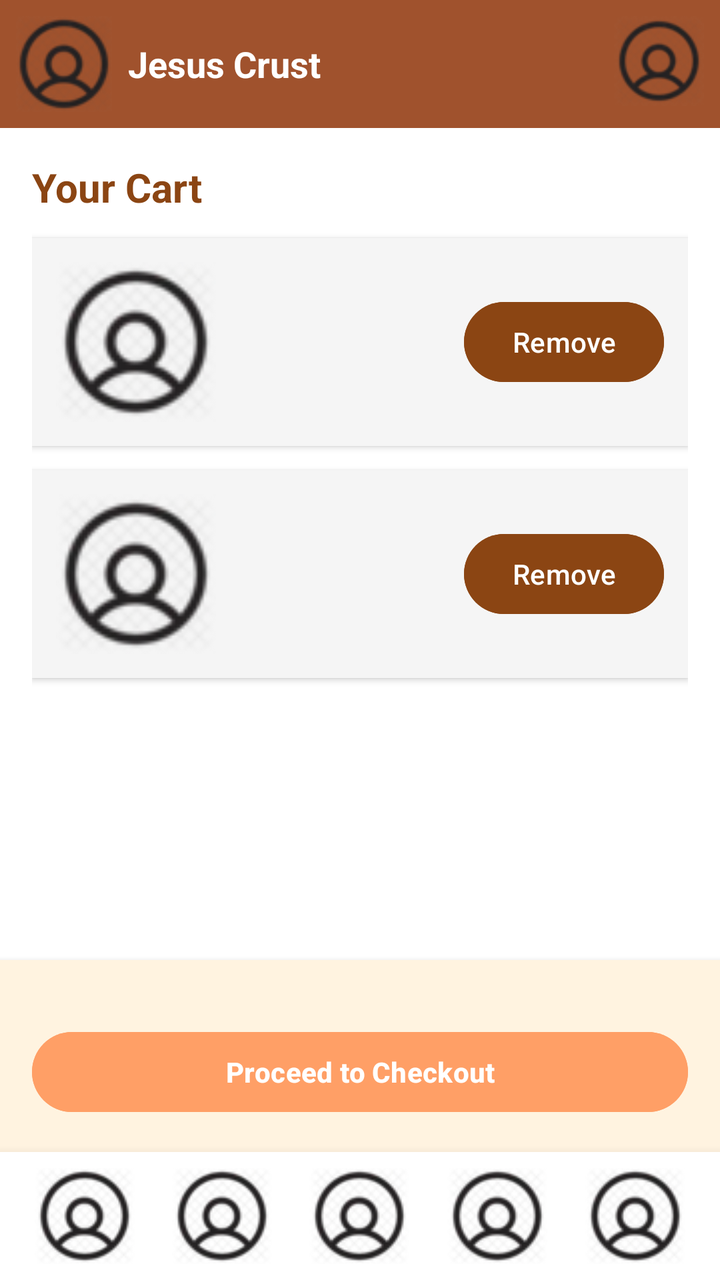
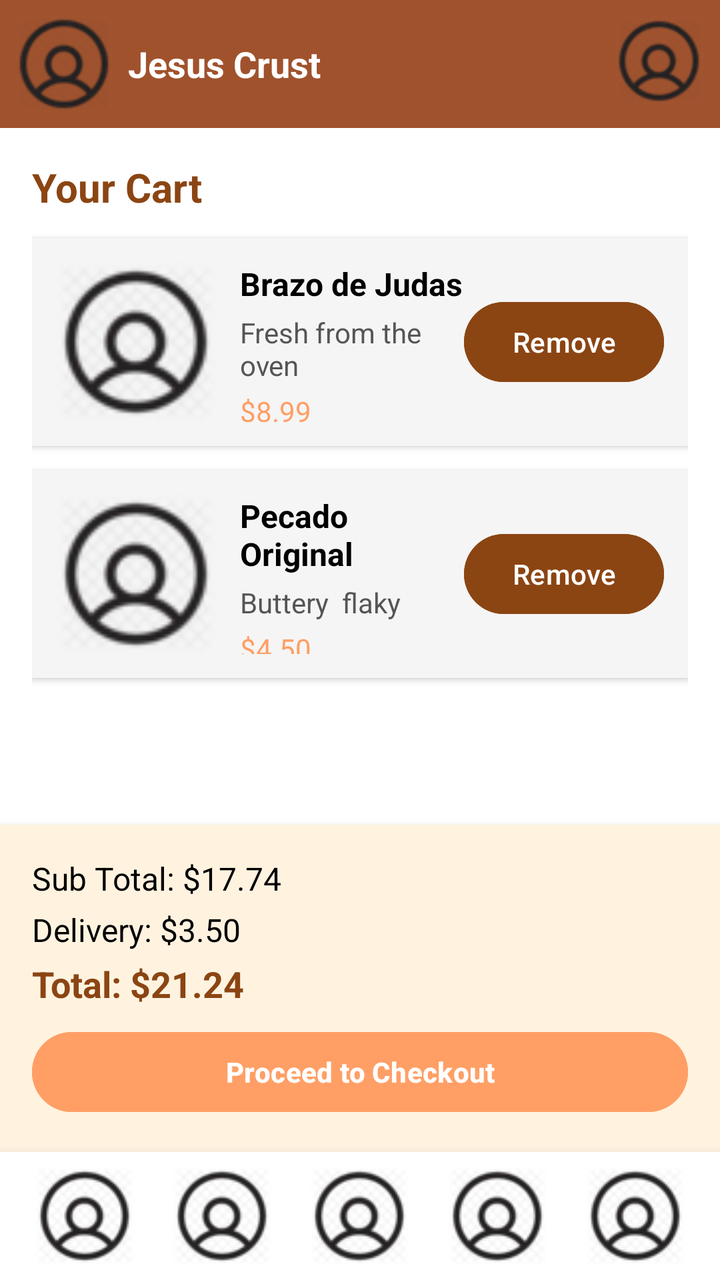

The first picture is an Android layout as it rendered before a commit; the second is the same layout after the commit. The layout source and the unified diff follow.
<!-- AndroidManifest.xml: application theme Theme.JesusCrust -->
<!-- res/layout/activity_cart.xml -->
<?xml version="1.0" encoding="utf-8"?>
<androidx.constraintlayout.widget.ConstraintLayout
    xmlns:android="http://schemas.android.com/apk/res/android"
    xmlns:app="http://schemas.android.com/apk/res-auto"
    xmlns:tools="http://schemas.android.com/tools"
    android:id="@+id/cart"
    android:layout_width="match_parent"
    android:layout_height="match_parent"
    android:background="#FFFFFF"
    tools:context=".CartActivity">

    
    <LinearLayout
        android:id="@+id/TopBannerContainer"
        android:layout_width="match_parent"
        android:layout_height="wrap_content"
        android:orientation="horizontal"
        android:padding="8dp"
        android:background="#A0522D"
        app:layout_constraintTop_toTopOf="parent"
        app:layout_constraintStart_toStartOf="parent"
        app:layout_constraintEnd_toEndOf="parent">

        <ImageButton
            android:id="@+id/Icon1"
            android:layout_width="48dp"
            android:layout_height="48dp"
            android:background="?attr/selectableItemBackgroundBorderless"
            android:contentDescription="User icon"
            app:srcCompat="@drawable/user" />

        <TextView
            android:layout_width="wrap_content"
            android:layout_height="match_parent"
            android:gravity="center_vertical"
            android:paddingStart="8dp"
            android:text="Jesus Crust"
            android:textSize="18sp"
            android:textStyle="bold"
            android:textColor="#FFFFFF" />

        <View
            android:layout_width="0dp"
            android:layout_height="0dp"
            android:layout_weight="1" />

        <ImageView
            android:layout_width="45dp"
            android:layout_height="45dp"
            android:contentDescription="Logo"
            app:srcCompat="@drawable/user" />
    </LinearLayout>

    
    <TextView
        android:id="@+id/CartTitle"
        android:layout_width="wrap_content"
        android:layout_height="wrap_content"
        android:text="Your Cart"
        android:textSize="20sp"
        android:textStyle="bold"
        android:textColor="#8B4513"
        android:layout_marginStart="16dp"
        android:layout_marginTop="16dp"
        app:layout_constraintTop_toBottomOf="@id/TopBannerContainer"
        app:layout_constraintStart_toStartOf="parent" />

    

    

    <ScrollView
        android:id="@+id/CartScroll"
        android:layout_width="0dp"
        android:layout_height="0dp"
        android:layout_marginHorizontal="16dp"
        android:layout_marginTop="8dp"
        app:layout_constraintBottom_toTopOf="@id/CartSummary"
        app:layout_constraintEnd_toEndOf="parent"
        app:layout_constraintHorizontal_bias="0.0"
        app:layout_constraintStart_toStartOf="parent"
        app:layout_constraintTop_toBottomOf="@id/CartTitle"
        app:layout_constraintVertical_bias="0.0">

        <LinearLayout
            android:layout_width="match_parent"
            android:layout_height="wrap_content"
            android:orientation="vertical"
            android:paddingBottom="16dp">

            
            <LinearLayout
                android:layout_width="match_parent"
                android:layout_height="wrap_content"
                android:layout_marginTop="4dp"
                android:layout_marginBottom="12dp"
                android:background="#F5F5F5"
                android:elevation="2dp"
                android:orientation="horizontal"
                android:padding="12dp">

                <ImageView
                    android:layout_width="80dp"
                    android:layout_height="80dp"
                    android:contentDescription="Product image"
                    android:scaleType="centerCrop"
                    app:srcCompat="@drawable/user" />

                <LinearLayout
                    android:layout_width="0dp"
                    android:layout_height="match_parent"
                    android:layout_marginStart="12dp"
                    android:layout_weight="1"
                    android:gravity="center_vertical"
                    android:orientation="vertical">

                    <TextView
                        android:text="Brazo de Judas"
                        android:textColor="#000000"
                        android:textSize="16sp"
                        android:textStyle="bold" />

                    <TextView
                        android:layout_marginTop="4dp"
                        android:text="Fresh from the oven"
                        android:textColor="#555555"
                        android:textSize="14sp" />

                    <TextView
                        android:layout_marginTop="4dp"
                        android:text="$8.99"
                        android:textColor="#FF9F66"
                        android:textSize="14sp" />
                </LinearLayout>

                <Button
                    android:layout_width="wrap_content"
                    android:layout_height="wrap_content"
                    android:layout_gravity="center_vertical"
                    android:backgroundTint="#8B4513"
                    android:text="Remove"
                    android:textColor="#FFFFFF" />
            </LinearLayout>

            
            <LinearLayout
                android:layout_width="match_parent"
                android:layout_height="wrap_content"
                android:layout_marginBottom="12dp"
                android:background="#F5F5F5"
                android:elevation="2dp"
                android:orientation="horizontal"
                android:padding="12dp">

                <ImageView
                    android:layout_width="80dp"
                    android:layout_height="80dp"
                    android:contentDescription="Product image"
                    android:scaleType="centerCrop"
                    app:srcCompat="@drawable/user" />

                <LinearLayout
                    android:layout_width="0dp"
                    android:layout_height="match_parent"
                    android:layout_marginStart="12dp"
                    android:layout_weight="1"
                    android:gravity="center_vertical"
                    android:orientation="vertical">

                    <TextView
                        android:text="Pecado Original"
                        android:textColor="#000000"
                        android:textSize="16sp"
                        android:textStyle="bold" />

                    <TextView
                        android:layout_marginTop="4dp"
                        android:text="Buttery  flaky"
                        android:textColor="#555555"
                        android:textSize="14sp" />

                    <TextView
                        android:layout_marginTop="4dp"
                        android:text="$4.50"
                        android:textColor="#FF9F66"
                        android:textSize="14sp" />
                </LinearLayout>

                <Button
                    android:layout_width="wrap_content"
                    android:layout_height="wrap_content"
                    android:layout_gravity="center_vertical"
                    android:backgroundTint="#8B4513"
                    android:text="Remove"
                    android:textColor="#FFFFFF" />
            </LinearLayout>

        </LinearLayout>
    </ScrollView>

    <LinearLayout
        android:id="@+id/CartSummary"
        android:layout_width="0dp"
        android:layout_height="wrap_content"
        android:orientation="vertical"
        android:background="#FFF3E0"
        android:padding="16dp"
        android:elevation="4dp"
        app:layout_constraintBottom_toTopOf="@id/BottomNav"
        app:layout_constraintStart_toStartOf="parent"
        app:layout_constraintEnd_toEndOf="parent">

        <TextView
            android:text="Sub Total: $17.74"
            android:textSize="16sp"
            android:textColor="#000000"
            android:layout_marginBottom="4dp" />

        <TextView
            android:text="Delivery: $3.50"
            android:textSize="16sp"
            android:textColor="#000000"
            android:layout_marginBottom="4dp" />

        <TextView
            android:text="Total: $21.24"
            android:textSize="18sp"
            android:textStyle="bold"
            android:textColor="#8B4513"
            android:layout_marginBottom="8dp" />

        <Button
            android:id="@+id/CheckoutButton"
            android:layout_width="match_parent"
            android:layout_height="wrap_content"
            android:text="Proceed to Checkout"
            android:backgroundTint="#FF9F66"
            android:textColor="#FFFFFF"
            android:textStyle="bold" />
    </LinearLayout>

    
    <LinearLayout
        android:id="@+id/BottomNav"
        android:layout_width="0dp"
        android:layout_height="wrap_content"
        android:orientation="horizontal"
        android:gravity="center"
        android:padding="8dp"
        android:background="#FFFFFF"
        android:elevation="8dp"
        app:layout_constraintBottom_toBottomOf="parent"
        app:layout_constraintStart_toStartOf="parent"
        app:layout_constraintEnd_toEndOf="parent">

        <ImageButton
            android:id="@+id/nav_home"
            android:layout_width="0dp"
            android:layout_height="48dp"
            android:layout_weight="1"
            android:background="?attr/selectableItemBackgroundBorderless"
            android:contentDescription="Home"
            app:srcCompat="@drawable/user" />

        <ImageButton
            android:id="@+id/nav_menu"
            android:layout_width="0dp"
            android:layout_height="48dp"
            android:layout_weight="1"
            android:background="?attr/selectableItemBackgroundBorderless"
            android:contentDescription="Menu"
            app:srcCompat="@drawable/user" />

        <ImageButton
            android:id="@+id/nav_cart"
            android:layout_width="0dp"
            android:layout_height="48dp"
            android:layout_weight="1"
            android:background="?attr/selectableItemBackgroundBorderless"
            android:contentDescription="Cart"
            app:srcCompat="@drawable/user" />

        <ImageButton
            android:id="@+id/nav_orders"
            android:layout_width="0dp"
            android:layout_height="48dp"
            android:layout_weight="1"
            android:background="?attr/selectableItemBackgroundBorderless"
            android:contentDescription="Orders"
            app:srcCompat="@drawable/user" />

        <ImageButton
            android:id="@+id/nav_profile"
            android:layout_width="0dp"
            android:layout_height="48dp"
            android:layout_weight="1"
            android:background="?attr/selectableItemBackgroundBorderless"
            android:contentDescription="Profile"
            app:srcCompat="@drawable/user" />
    </LinearLayout>

</androidx.constraintlayout.widget.ConstraintLayout>
<!-- resources referenced by this layout -->
<resources>
  <!-- drawable user: png bitmap (drawable, 7929 bytes) -->
  <style name="Theme.JesusCrust" parent="Base.Theme.JesusCrust" />
  <style name="Base.Theme.JesusCrust" parent="Theme.Material3.DayNight.NoActionBar">
          
          
      </style>
</resources>

<!-- the commit's change to res/layout/activity_cart.xml (unified diff, before → after) -->
@@ -9,7 +9,6 @@
     android:background="#FFFFFF"
     tools:context=".CartActivity">
 
-    
     <LinearLayout
         android:id="@+id/TopBannerContainer"
         android:layout_width="match_parent"
@@ -51,7 +50,6 @@
             app:srcCompat="@drawable/user" />
     </LinearLayout>
 
-    
     <TextView
         android:id="@+id/CartTitle"
         android:layout_width="wrap_content"
@@ -65,10 +63,6 @@
         app:layout_constraintTop_toBottomOf="@id/TopBannerContainer"
         app:layout_constraintStart_toStartOf="parent" />
 
-    
-
-    
-
     <ScrollView
         android:id="@+id/CartScroll"
         android:layout_width="0dp"
@@ -88,7 +82,6 @@
             android:orientation="vertical"
             android:paddingBottom="16dp">
 
-            
             <LinearLayout
                 android:layout_width="match_parent"
                 android:layout_height="wrap_content"
@@ -115,18 +108,24 @@
                     android:orientation="vertical">
 
                     <TextView
+                        android:layout_width="wrap_content"
+                        android:layout_height="wrap_content"
                         android:text="Brazo de Judas"
                         android:textColor="#000000"
                         android:textSize="16sp"
                         android:textStyle="bold" />
 
                     <TextView
+                        android:layout_width="wrap_content"
+                        android:layout_height="wrap_content"
                         android:layout_marginTop="4dp"
                         android:text="Fresh from the oven"
                         android:textColor="#555555"
                         android:textSize="14sp" />
 
                     <TextView
+                        android:layout_width="wrap_content"
+                        android:layout_height="wrap_content"
                         android:layout_marginTop="4dp"
                         android:text="$8.99"
                         android:textColor="#FF9F66"
@@ -142,7 +141,6 @@
                     android:textColor="#FFFFFF" />
             </LinearLayout>
 
-            
             <LinearLayout
                 android:layout_width="match_parent"
                 android:layout_height="wrap_content"
@@ -168,18 +166,24 @@
                     android:orientation="vertical">
 
                     <TextView
+                        android:layout_width="wrap_content"
+                        android:layout_height="wrap_content"
                         android:text="Pecado Original"
                         android:textColor="#000000"
                         android:textSize="16sp"
                         android:textStyle="bold" />
 
                     <TextView
+                        android:layout_width="wrap_content"
+                        android:layout_height="wrap_content"
                         android:layout_marginTop="4dp"
                         android:text="Buttery  flaky"
                         android:textColor="#555555"
                         android:textSize="14sp" />
 
                     <TextView
+                        android:layout_width="wrap_content"
+                        android:layout_height="wrap_content"
                         android:layout_marginTop="4dp"
                         android:text="$4.50"
                         android:textColor="#FF9F66"
@@ -211,18 +215,24 @@
         app:layout_constraintEnd_toEndOf="parent">
 
         <TextView
+            android:layout_width="match_parent"
+            android:layout_height="wrap_content"
             android:text="Sub Total: $17.74"
             android:textSize="16sp"
             android:textColor="#000000"
             android:layout_marginBottom="4dp" />
 
         <TextView
+            android:layout_width="match_parent"
+            android:layout_height="wrap_content"
             android:text="Delivery: $3.50"
             android:textSize="16sp"
             android:textColor="#000000"
             android:layout_marginBottom="4dp" />
 
         <TextView
+            android:layout_width="match_parent"
+            android:layout_height="wrap_content"
             android:text="Total: $21.24"
             android:textSize="18sp"
             android:textStyle="bold"
@@ -239,7 +249,6 @@
             android:textStyle="bold" />
     </LinearLayout>
 
-    
     <LinearLayout
         android:id="@+id/BottomNav"
         android:layout_width="0dp"
